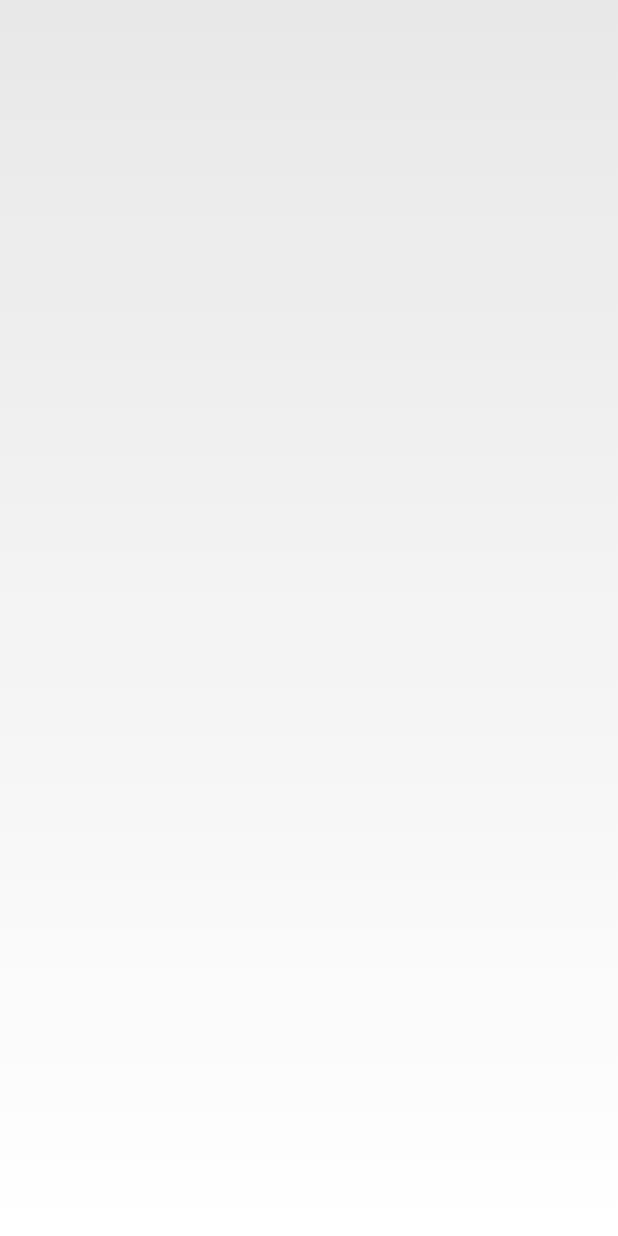
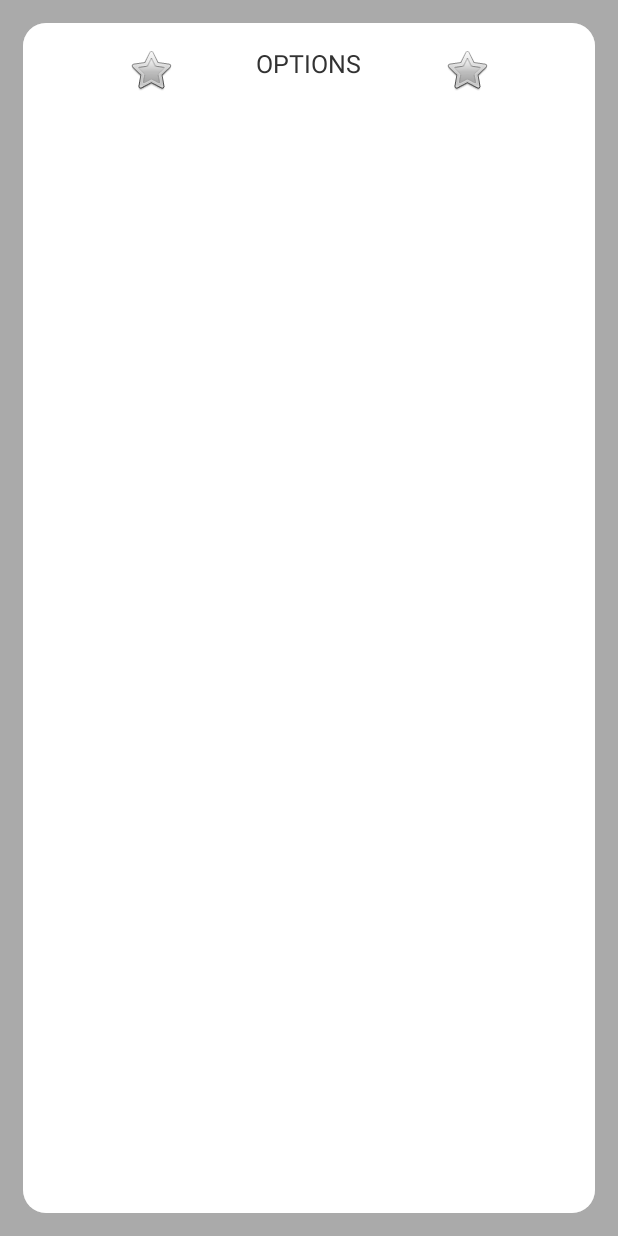
Before and after one commit to tylerhester/StockFeed, an Android app: the layout fragment_options.xml on its own in the app's theme, with its tools: preview values and no code run, on a phone screen of 412 x 824 dp. Run offline under Robolectric (Android 15) with nearby library versions, the phone set to English and light mode, and no system bars.

Commit message:
PEETA HOW COULD YOU

```diff
--- a/StockFeed/app/src/main/res/layout/fragment_options.xml
+++ b/StockFeed/app/src/main/res/layout/fragment_options.xml
@@ -1,4 +1,17 @@
-<LinearLayout xmlns:android="http://schemas.android.com/apk/res/android"
+<FrameLayout xmlns:android="http://schemas.android.com/apk/res/android"
+    xmlns:tools="http://schemas.android.com/tools"
+    android:layout_width="match_parent"
+    android:layout_height="match_parent"
+    android:paddingLeft="@dimen/activity_horizontal_margin"
+    android:paddingRight="@dimen/activity_horizontal_margin"
+    android:paddingTop="@dimen/activity_vertical_margin"
+    android:paddingBottom="@dimen/activity_vertical_margin"
+    android:background="@android:color/darker_gray"
+    tools:context=".MainActivity$FavoriteFragment"
+    android:scrollbarAlwaysDrawVerticalTrack="true"
+    android:isScrollContainer="true">
+
+    <LinearLayout xmlns:android="http://schemas.android.com/apk/res/android"
         xmlns:tools="http://schemas.android.com/tools"
         android:layout_width="match_parent"
         android:layout_height="match_parent"
@@ -6,5 +19,37 @@
         android:paddingRight="@dimen/activity_horizontal_margin"
         android:paddingTop="@dimen/activity_vertical_margin"
         android:paddingBottom="@dimen/activity_vertical_margin"
-        tools:context=".MainActivity$OptionFragment">
-</LinearLayout>
+        tools:context=".MainActivity$FavoriteFragment"
+        android:background="@layout/bg_card">
+
+        <ImageButton
+            android:id="@+id/favorite_button"
+            android:layout_width="wrap_content"
+            android:layout_height="wrap_content"
+            android:src="@android:drawable/btn_star"
+            android:layout_weight=".15"
+            android:background="#00ffffff" />
+
+        <TextView
+            android:id="@+id/stock_name"
+            android:text="OPTIONS"
+            android:layout_width="wrap_content"
+            android:layout_height="wrap_content"
+            android:textAllCaps="true"
+            android:textSize="25px"
+            android:paddingTop="0dp"
+            android:paddingLeft="0dp"
+            android:paddingRight="0dp"
+            />
+
+        <ImageButton
+            android:id="@+id/action_refresh"
+            android:src="@android:drawable/btn_star_big_off"
+            android:title="@string/action_refresh"
+            android:layout_width="wrap_content"
+            android:layout_height="wrap_content"
+            android:layout_weight=".15"
+            android:background="#00ffffff" />
+    </LinearLayout>
+
+</FrameLayout>
--- a/StockFeed/app/src/main/res/values/dimens.xml
+++ b/StockFeed/app/src/main/res/values/dimens.xml
@@ -1,8 +1,5 @@
 <resources>
     <!-- Default screen margins, per the Android Design guidelines. -->
-    <dimen name="activity_horizontal_margin">26dp</dimen>
-    <dimen name="activity_vertical_margin">26dp</dimen>
-
-    <dimen name="activity_horizontal_margin_card">40dp</dimen>
-    <dimen name="activity_vertical_margin_card">40dp</dimen>
+    <dimen name="activity_horizontal_margin">15dp</dimen>
+    <dimen name="activity_vertical_margin">15dp</dimen>
 </resources>
```
Also changed, not shown: StockFeed/app/src/main/java/com/morrisit/stockfeed/MainActivity.java (+5 -2 lines), StockFeed/app/src/main/res/layout/fragment_main.xml (+17 -8 lines), StockFeed/app/src/main/res/layout/fragment_unfave.xml (+18 -15 lines).
